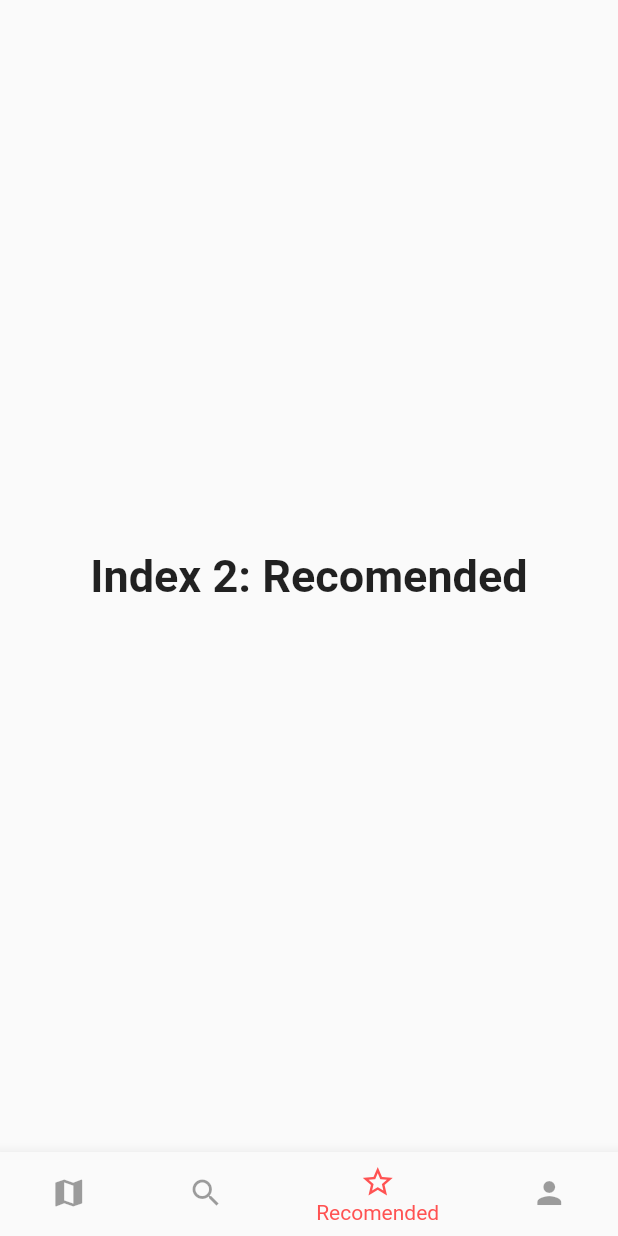
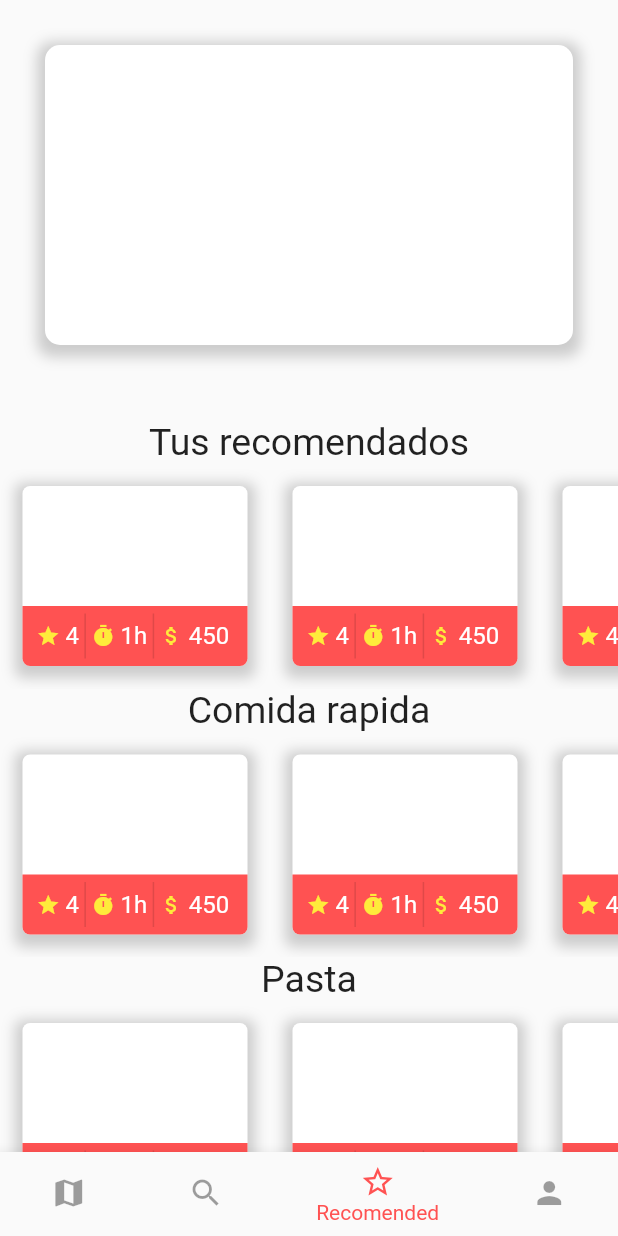
Before and after one commit to santiagoBaro/menu_app, a Flutter app: the screen it shows after launch, item 3 of the bottom bar chosen, on a phone screen of 412 x 824 dp. Run offline on Flutter 3.47's test engine with Material 2 defaults, Android fonts, the phone set to English and light mode, and no system bars; our stand-ins replace flutter_map, latlong; missing offline and left inert: flappy_search_bar.

Commit message:
added recomended page

```diff
--- /dev/null
+++ b/lib/elements/local_carousell.dart
@@ -0,0 +1,36 @@
+import 'package:flutter/material.dart';
+import 'package:menuapp/elements/recomended_carrousel_element.dart';
+
+class LocalCarrousel extends StatelessWidget {
+  final String title;
+  const LocalCarrousel({Key key, this.title}) : super(key: key);
+
+  @override
+  Widget build(BuildContext context) {
+    return Container(
+      child: Column(
+        children: [
+          Text(
+            title,
+            textAlign: TextAlign.left,
+            style: TextStyle(
+              fontSize: 25,
+            ),
+          ),
+          SingleChildScrollView(
+            scrollDirection: Axis.horizontal,
+            child: Row(
+              children: [
+                RecomendedCarrousellElement(),
+                RecomendedCarrousellElement(),
+                RecomendedCarrousellElement(),
+                RecomendedCarrousellElement(),
+                RecomendedCarrousellElement(),
+              ],
+            ),
+          ),
+        ],
+      ),
+    );
+  }
+}
--- /dev/null
+++ b/lib/elements/recomended_carrousel_element.dart
@@ -0,0 +1,104 @@
+import 'package:flutter/material.dart';
+
+class RecomendedCarrousellElement extends StatelessWidget {
+  // final String timeValue;
+  // final String starValue;
+  // final String priceValue;
+  // final IconData typeIcon;
+  const RecomendedCarrousellElement({Key key}) : super(key: key);
+
+  @override
+  Widget build(BuildContext context) {
+    return Container(
+      child: Container(
+        height: 120,
+        width: 150,
+        margin: EdgeInsets.only(left: 15, top: 15, right: 15, bottom: 15),
+        decoration: BoxDecoration(
+          color: Colors.white,
+          borderRadius: BorderRadius.all(Radius.circular(5)),
+          boxShadow: [
+            BoxShadow(
+              color: Colors.grey.withOpacity(0.5),
+              spreadRadius: 5,
+              blurRadius: 7,
+              offset: Offset(0, 3), // changes position of shadow
+            ),
+          ],
+        ),
+        child: Column(
+          children: [
+            Container(
+              height: 80,
+            ),
+            Container(
+              height: 40,
+              decoration: BoxDecoration(
+                color: Colors.redAccent,
+                borderRadius: BorderRadius.only(
+                    bottomLeft: Radius.circular(5),
+                    bottomRight: Radius.circular(5)),
+              ),
+              child: Row(
+                mainAxisAlignment: MainAxisAlignment.spaceEvenly,
+                children: [
+                  Container(width: 2),
+                  Icon(
+                    Icons.star,
+                    color: Colors.yellow,
+                    size: 16,
+                  ),
+                  Text(
+                    // shows the avarage rateing
+                    "4",
+                    style: TextStyle(
+                      fontSize: 16,
+                      color: Colors.white,
+                    ),
+                  ),
+                  Container(
+                    height: 30,
+                    width: 1,
+                    color: Colors.black12,
+                  ),
+                  Icon(
+                    Icons.timer,
+                    color: Colors.yellow,
+                    size: 16,
+                  ),
+                  Text(
+                    // shows the avarage customar stay
+                    "1h",
+                    style: TextStyle(
+                      fontSize: 16,
+                      color: Colors.white,
+                    ),
+                  ),
+                  Container(
+                    height: 30,
+                    width: 1,
+                    color: Colors.black12,
+                  ),
+                  Icon(
+                    Icons.attach_money,
+                    color: Colors.yellow,
+                    size: 16,
+                  ),
+                  Text(
+                    // shows the locals avarage cost per person
+                    "450",
+                    style: TextStyle(
+                      fontSize: 16,
+                      color: Colors.white,
+                    ),
+                  ),
+                  Container(width: 5),
+                ],
+              ),
+            ),
+          ],
+        ),
+      ),
+    );
+  }
+}
--- a/lib/main.dart
+++ b/lib/main.dart
@@ -1,5 +1,7 @@
 import 'package:flutter/material.dart';
 import 'package:menuapp/pages/explore_page.dart';
+import 'package:menuapp/pages/recomended_page.dart';
+import 'package:menuapp/pages/search_page.dart';
 
 void main() {
   runApp(MyApp());
@@ -36,14 +38,8 @@ class _MyHomePageState extends State<MyHomePage> {
       TextStyle(fontSize: 30, fontWeight: FontWeight.bold);
   static List<Widget> _widgetOptions = <Widget>[
     ExplorePage(),
-    Text(
-      'Index 1: Search',
-      style: optionStyle,
-    ),
-    Text(
-      'Index 2: Recomended',
-      style: optionStyle,
-    ),
+    SearchPage(),
+    RecomendedPage(),
     Text(
       'Index 3: Profile',
       style: optionStyle,
--- a/lib/pages/recomended_page.dart
+++ b/lib/pages/recomended_page.dart
@@ -0,0 +1,53 @@
+import 'package:flutter/material.dart';
+import 'package:menuapp/elements/local_carousell.dart';
+
+class RecomendedPage extends StatelessWidget {
+  const RecomendedPage({Key key}) : super(key: key);
+
+  @override
+  Widget build(BuildContext context) {
+    return Container(
+      child: SingleChildScrollView(
+        child: Column(
+          children: [
+            Container(
+              height: 200,
+              margin: EdgeInsets.only(left: 30, top: 30, right: 30, bottom: 50),
+              decoration: BoxDecoration(
+                color: Colors.white,
+                borderRadius: BorderRadius.only(
+                    topLeft: Radius.circular(10),
+                    topRight: Radius.circular(10),
+                    bottomLeft: Radius.circular(10),
+                    bottomRight: Radius.circular(10)),
+                boxShadow: [
+                  BoxShadow(
+                    color: Colors.grey.withOpacity(0.5),
+                    spreadRadius: 5,
+                    blurRadius: 7,
+                    offset: Offset(0, 3), // changes position of shadow
+                  ),
+                ],
+              ),
+            ),
+            LocalCarrousel(
+              title: "Tus recomendados",
+            ),
+            LocalCarrousel(
+              title: "Comida rapida",
+            ),
+            LocalCarrousel(
+              title: "Pasta",
+            ),
+            LocalCarrousel(
+              title: "Pizza",
+            ),
+            LocalCarrousel(
+              title: "Salida romantica",
+            ),
+          ],
+        ),
+      ),
+    );
+  }
+}
--- a/lib/pages/search_page.dart
+++ b/lib/pages/search_page.dart
@@ -0,0 +1,33 @@
+import 'package:flappy_search_bar/flappy_search_bar.dart';
+import 'package:flutter/material.dart';
+
+class SearchPage extends StatelessWidget {
+  const SearchPage({Key key}) : super(key: key);
+
+  @override
+  Widget build(BuildContext context) {
+    return SingleChildScrollView(
+      child: Column(
+        children: <Widget>[
+          Container(
+            child: Padding(
+              padding: const EdgeInsets.only(left: 8.0, right: 8.0, top: 10.0),
+              child: SearchBar(
+                hintText: "search",
+                textStyle: TextStyle(color: Colors.black87, fontSize: 20),
+                loader: Text("loading..."),
+                onSearch: (String text) {
+                  //TODO
+                },
+                onItemFound: (item, int index) {
+                  //TODO
+                },
+              ),
+            ),
+            height: MediaQuery.of(context).size.height - 58,
+          ),
+        ],
+      ),
+    );
+  }
+}
--- a/pubspec.yaml
+++ b/pubspec.yaml
@@ -28,6 +28,7 @@ dependencies:
   # Use with the CupertinoIcons class for iOS style icons.
   cupertino_icons: ^0.1.3
   flutter_map: ^0.9.0
+  flappy_search_bar: 1.4.1
   latlong: ^0.6.1
 
 dev_dependencies:
```
Also changed, not shown: pubspec.lock.
